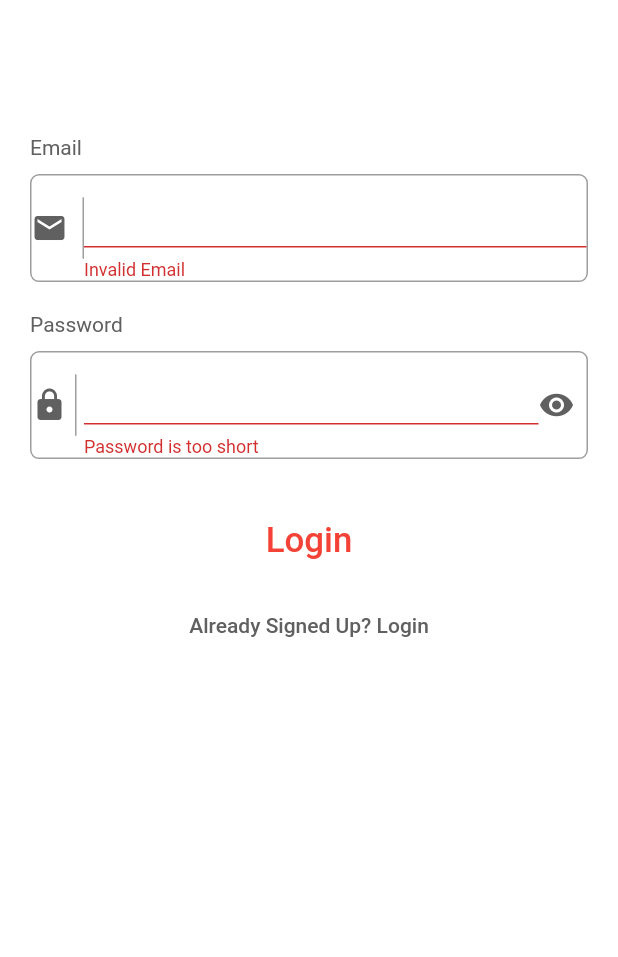
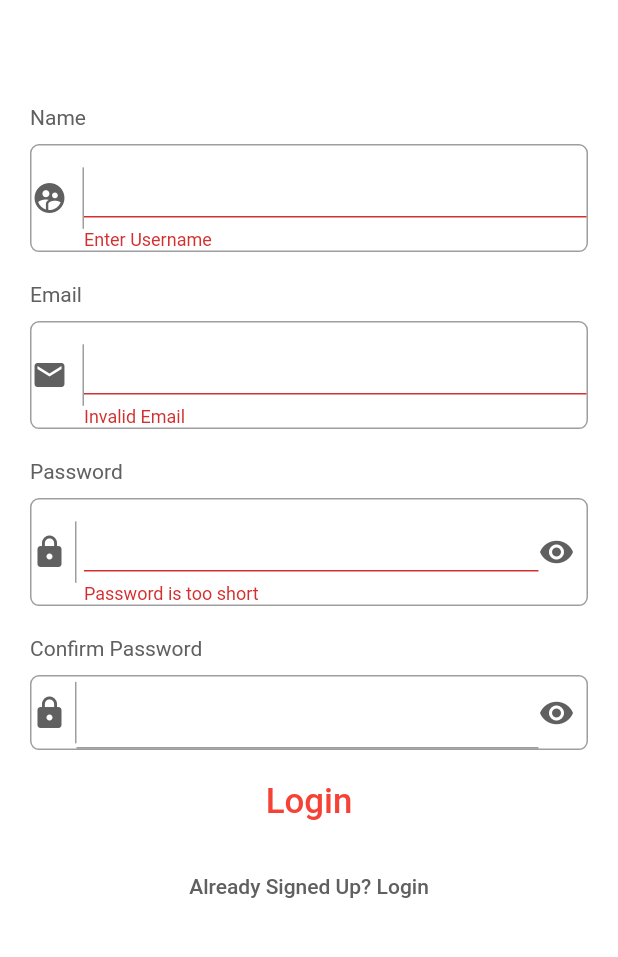
Before and after one commit to LavanyaShukla3/My_Movie, a Flutter app: the RegisterationPage screen opened directly, after a tap on "Signup", after a tap on "Don't have an account? Signup", after a tap on "Login", on a phone screen of 412 x 824 dp, the part 191-1148 px from its top. Run offline on Flutter 3.47's test engine with Material 2 defaults, Android fonts, the phone set to English and light mode, and no system bars; our stand-ins replace carousel_slider, firebase_auth, firebase_core, flutter_screenutil, font_awesome_flutter, google_fonts and 2 more; accounts and stored records are empty.

```diff
--- a/lib/authentication/form_registeration.dart
+++ b/lib/authentication/form_registeration.dart
@@ -1,12 +1,13 @@
 import 'package:flutter/material.dart';
 import 'package:flutter_screenutil/flutter_screenutil.dart';
+import 'package:my_movie/movie_db/movie_homepage.dart';
 import 'package:my_movie/utilities/constants.dart';
 import 'package:my_movie/authentication/form_field.dart';
 import 'package:my_movie/authentication/login_auth_function.dart';
 import 'package:my_movie/authentication/email_login.dart';
 
 class RegisterationPage extends StatefulWidget {
-  const RegisterationPage({super.key});
+  const RegisterationPage({Key? key}) : super(key: key);
 
   @override
   State<RegisterationPage> createState() => _RegisterationPageState();
@@ -15,9 +16,9 @@ class RegisterationPage extends StatefulWidget {
 class _RegisterationPageState extends State<RegisterationPage> {
   final _formkey = GlobalKey<FormState>();
   bool isLogin = false;
-  String? email;
-  String? password;
-  String? username;
+  String email = '';
+  String password = '';
+  String username = '';
   TextEditingController passwordController = TextEditingController();
   TextEditingController confirmPasswordController = TextEditingController();
 
@@ -59,7 +60,8 @@ class _RegisterationPageState extends State<RegisterationPage> {
   Widget build(BuildContext context) {
     return  Scaffold(
       resizeToAvoidBottomInset: false,
-      body: Column(
+      body: SingleChildScrollView(
+        child: Column(
           children: <Widget>[
             Padding(
               padding: EdgeInsets.only(top: 60.sp, left: 8.sp),
@@ -103,7 +105,7 @@ class _RegisterationPageState extends State<RegisterationPage> {
                   mainAxisAlignment: MainAxisAlignment.center,
                   children: [
 
-              if(!isLogin)    //username
+                    //username
                       FormFields(text: 'Name', icons: Icons.supervised_user_circle_rounded, valueKeyText: 'Name', validator:nameValidator,),
                     ksizedbox,
 
@@ -118,7 +120,7 @@ class _RegisterationPageState extends State<RegisterationPage> {
                           alignment: Alignment.topLeft,
                           child: Text('Password',
                               style: TextStyle(
-                                color: Color.fromARGB(255, 96, 96, 96))),
+                                  color: Color.fromARGB(255, 96, 96, 96),),),
                         ),
                         const SizedBox(height: 10.0),
                         Container(
@@ -178,7 +180,6 @@ class _RegisterationPageState extends State<RegisterationPage> {
 
 
                     //confirmPassword
-                  if(!isLogin)
                       Column(
                         children: <Widget>[
                           const Align(
@@ -247,8 +248,12 @@ class _RegisterationPageState extends State<RegisterationPage> {
                         // Save the form when all the fields are validated
                         if (_formkey.currentState!.validate()) {
                           _formkey.currentState!.save();
-                          isLogin ? signin(email!, password!) : signup(email!, password!);
-
+                            isLogin ? signin(email, password) : signup(email, password);
+                          Navigator.push(
+                              context,
+                              MaterialPageRoute(
+                              builder: (context) => const MovieHomepage(),),
+                            );
                         }
                       },
                       child: isLogin
@@ -271,7 +276,7 @@ class _RegisterationPageState extends State<RegisterationPage> {
                         setState(() {
                           isLogin = !isLogin;
                         });
-                      Navigator.push(context, MaterialPageRoute(builder: (context) {return EmailLogin();
+                        Navigator.push(context, MaterialPageRoute(builder: (context) {return const EmailLogin();
                        },),
                         );
                       },
@@ -286,6 +291,7 @@ class _RegisterationPageState extends State<RegisterationPage> {
 
           ],
         ),
+      ),
     );
   }
 }
```
Lines whose indentation alone changed are shown as unchanged.
